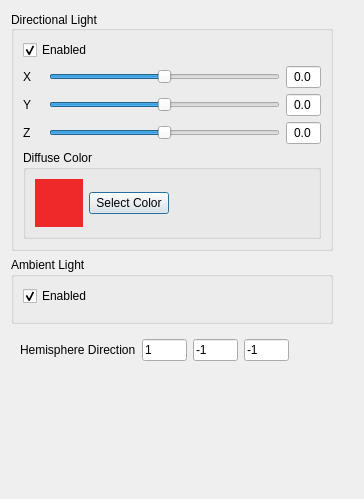
Qt form arpg/arpg-editor/LightDialog.ui (keaton-freude/arpg) before a commit.
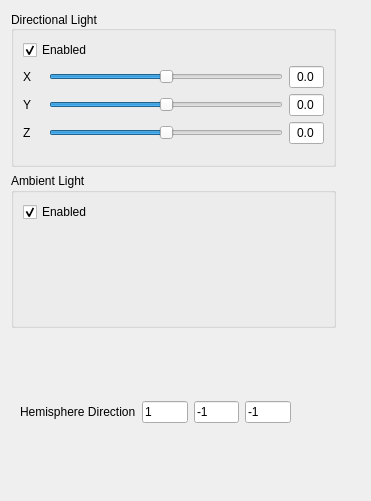
The same form after that commit. Custom widgets are drawn as their Qt base class.

Commit message: Finish upper and lower Hemisphere color widgets

What changed in the file:
```diff
--- a/arpg/arpg-editor/LightDialog.ui
+++ b/arpg/arpg-editor/LightDialog.ui
@@ -6,8 +6,8 @@
    <rect>
     <x>0</x>
     <y>0</y>
-    <width>364</width>
-    <height>499</height>
+    <width>371</width>
+    <height>501</height>
    </rect>
   </property>
   <property name="windowTitle">
@@ -20,6 +20,13 @@
       <string>Ambient Light</string>
      </property>
      <layout class="QGridLayout" name="gridLayout_3">
+      <item row="1" column="1">
+       <widget class="QOgreColorPickerWidget" name="upperHemisphereColor">
+        <property name="colorPickerTitle">
+         <string>Upper Hemisphere Color</string>
+        </property>
+       </widget>
+      </item>
       <item row="0" column="0">
        <widget class="QCheckBox" name="chkAmbientLightEnabled">
         <property name="text">
@@ -227,479 +234,11 @@
         </property>
        </widget>
       </item>
-      <item row="4" column="0" colspan="4">
-       <widget class="QGroupBox" name="groupBox">
-        <property name="maximumSize">
-         <size>
-          <width>500</width>
-          <height>100</height>
-         </size>
-        </property>
-        <property name="title">
+      <item row="4" column="0" colspan="2">
+       <widget class="QOgreColorPickerWidget" name="diffuseColor">
+        <property name="colorPickerTitle">
          <string>Diffuse Color</string>
         </property>
-        <layout class="QHBoxLayout" name="horizontalLayout">
-         <item>
-          <widget class="QWidget" name="diffuseColorWidget" native="true">
-           <property name="minimumSize">
-            <size>
-             <width>48</width>
-             <height>48</height>
-            </size>
-           </property>
-           <property name="maximumSize">
-            <size>
-             <width>48</width>
-             <height>48</height>
-            </size>
-           </property>
-           <property name="palette">
-            <palette>
-             <active>
-              <colorrole role="WindowText">
-               <brush brushstyle="SolidPattern">
-                <color alpha="255">
-                 <red>0</red>
-                 <green>0</green>
-                 <blue>0</blue>
-                </color>
-               </brush>
-              </colorrole>
-              <colorrole role="Button">
-               <brush brushstyle="SolidPattern">
-                <color alpha="255">
-                 <red>239</red>
-                 <green>41</green>
-                 <blue>41</blue>
-                </color>
-               </brush>
-              </colorrole>
-              <colorrole role="Light">
-               <brush brushstyle="SolidPattern">
-                <color alpha="255">
-                 <red>255</red>
-                 <green>147</green>
-                 <blue>147</blue>
-                </color>
-               </brush>
-              </colorrole>
-              <colorrole role="Midlight">
-               <brush brushstyle="SolidPattern">
-                <color alpha="255">
-                 <red>247</red>
-                 <green>94</green>
-                 <blue>94</blue>
-                </color>
-               </brush>
-              </colorrole>
-              <colorrole role="Dark">
-               <brush brushstyle="SolidPattern">
-                <color alpha="255">
-                 <red>119</red>
-                 <green>20</green>
-                 <blue>20</blue>
-                </color>
-               </brush>
-              </colorrole>
-              <colorrole role="Mid">
-               <brush brushstyle="SolidPattern">
-                <color alpha="255">
-                 <red>159</red>
-                 <green>27</green>
-                 <blue>27</blue>
-                </color>
-               </brush>
-              </colorrole>
-              <colorrole role="Text">
-               <brush brushstyle="SolidPattern">
-                <color alpha="255">
-                 <red>0</red>
-                 <green>0</green>
-                 <blue>0</blue>
-                </color>
-               </brush>
-              </colorrole>
-              <colorrole role="BrightText">
-               <brush brushstyle="SolidPattern">
-                <color alpha="255">
-                 <red>255</red>
-                 <green>255</green>
-                 <blue>255</blue>
-                </color>
-               </brush>
-              </colorrole>
-              <colorrole role="ButtonText">
-               <brush brushstyle="SolidPattern">
-                <color alpha="255">
-                 <red>0</red>
-                 <green>0</green>
-                 <blue>0</blue>
-                </color>
-               </brush>
-              </colorrole>
-              <colorrole role="Base">
-               <brush brushstyle="SolidPattern">
-                <color alpha="255">
-                 <red>255</red>
-                 <green>255</green>
-                 <blue>255</blue>
-                </color>
-               </brush>
-              </colorrole>
-              <colorrole role="Window">
-               <brush brushstyle="SolidPattern">
-                <color alpha="255">
-                 <red>239</red>
-                 <green>41</green>
-                 <blue>41</blue>
-                </color>
-               </brush>
-              </colorrole>
-              <colorrole role="Shadow">
-               <brush brushstyle="SolidPattern">
-                <color alpha="255">
-                 <red>0</red>
-                 <green>0</green>
-                 <blue>0</blue>
-                </color>
-               </brush>
-              </colorrole>
-              <colorrole role="AlternateBase">
-               <brush brushstyle="SolidPattern">
-                <color alpha="255">
-                 <red>247</red>
-                 <green>148</green>
-                 <blue>148</blue>
-                </color>
-               </brush>
-              </colorrole>
-              <colorrole role="ToolTipBase">
-               <brush brushstyle="SolidPattern">
-                <color alpha="255">
-                 <red>255</red>
-                 <green>255</green>
-                 <blue>220</blue>
-                </color>
-               </brush>
-              </colorrole>
-              <colorrole role="ToolTipText">
-               <brush brushstyle="SolidPattern">
-                <color alpha="255">
-                 <red>0</red>
-                 <green>0</green>
-                 <blue>0</blue>
-                </color>
-               </brush>
-              </colorrole>
-             </active>
-             <inactive>
-              <colorrole role="WindowText">
-               <brush brushstyle="SolidPattern">
-                <color alpha="255">
-                 <red>0</red>
-                 <green>0</green>
-                 <blue>0</blue>
-                </color>
-               </brush>
-              </colorrole>
-              <colorrole role="Button">
-               <brush brushstyle="SolidPattern">
-                <color alpha="255">
-                 <red>239</red>
-                 <green>41</green>
-                 <blue>41</blue>
-                </color>
-               </brush>
-              </colorrole>
-              <colorrole role="Light">
-               <brush brushstyle="SolidPattern">
-                <color alpha="255">
-                 <red>255</red>
-                 <green>147</green>
-                 <blue>147</blue>
-                </color>
-               </brush>
-              </colorrole>
-              <colorrole role="Midlight">
-               <brush brushstyle="SolidPattern">
-                <color alpha="255">
-                 <red>247</red>
-                 <green>94</green>
-                 <blue>94</blue>
-                </color>
-               </brush>
-              </colorrole>
-              <colorrole role="Dark">
-               <brush brushstyle="SolidPattern">
-                <color alpha="255">
-                 <red>119</red>
-                 <green>20</green>
-                 <blue>20</blue>
-                </color>
-               </brush>
-              </colorrole>
-              <colorrole role="Mid">
-               <brush brushstyle="SolidPattern">
-                <color alpha="255">
-                 <red>159</red>
-                 <green>27</green>
-                 <blue>27</blue>
-                </color>
-               </brush>
-              </colorrole>
-              <colorrole role="Text">
-               <brush brushstyle="SolidPattern">
-                <color alpha="255">
-                 <red>0</red>
-                 <green>0</green>
-                 <blue>0</blue>
-                </color>
-               </brush>
-              </colorrole>
-              <colorrole role="BrightText">
-               <brush brushstyle="SolidPattern">
-                <color alpha="255">
-                 <red>255</red>
-                 <green>255</green>
-                 <blue>255</blue>
-                </color>
-               </brush>
-              </colorrole>
-              <colorrole role="ButtonText">
-               <brush brushstyle="SolidPattern">
-                <color alpha="255">
-                 <red>0</red>
-                 <green>0</green>
-                 <blue>0</blue>
-                </color>
-               </brush>
-              </colorrole>
-              <colorrole role="Base">
-               <brush brushstyle="SolidPattern">
-                <color alpha="255">
-                 <red>255</red>
-                 <green>255</green>
-                 <blue>255</blue>
-                </color>
-               </brush>
-              </colorrole>
-              <colorrole role="Window">
-               <brush brushstyle="SolidPattern">
-                <color alpha="255">
-                 <red>239</red>
-                 <green>41</green>
-                 <blue>41</blue>
-                </color>
-               </brush>
-              </colorrole>
-              <colorrole role="Shadow">
-               <brush brushstyle="SolidPattern">
-                <color alpha="255">
-                 <red>0</red>
-                 <green>0</green>
-                 <blue>0</blue>
-                </color>
-               </brush>
-              </colorrole>
-              <colorrole role="AlternateBase">
-               <brush brushstyle="SolidPattern">
-                <color alpha="255">
-                 <red>247</red>
-                 <green>148</green>
-                 <blue>148</blue>
-                </color>
-               </brush>
-              </colorrole>
-              <colorrole role="ToolTipBase">
-               <brush brushstyle="SolidPattern">
-                <color alpha="255">
-                 <red>255</red>
-                 <green>255</green>
-                 <blue>220</blue>
-                </color>
-               </brush>
-              </colorrole>
-              <colorrole role="ToolTipText">
-               <brush brushstyle="SolidPattern">
-                <color alpha="255">
-                 <red>0</red>
-                 <green>0</green>
-                 <blue>0</blue>
-                </color>
-               </brush>
-              </colorrole>
-             </inactive>
-             <disabled>
-              <colorrole role="WindowText">
-               <brush brushstyle="SolidPattern">
-                <color alpha="255">
-                 <red>119</red>
-                 <green>20</green>
-                 <blue>20</blue>
-                </color>
-               </brush>
-              </colorrole>
-              <colorrole role="Button">
-               <brush brushstyle="SolidPattern">
-                <color alpha="255">
-                 <red>239</red>
-                 <green>41</green>
-                 <blue>41</blue>
-                </color>
-               </brush>
-              </colorrole>
-              <colorrole role="Light">
-               <brush brushstyle="SolidPattern">
-                <color alpha="255">
-                 <red>255</red>
-                 <green>147</green>
-                 <blue>147</blue>
-                </color>
-               </brush>
-              </colorrole>
-              <colorrole role="Midlight">
-               <brush brushstyle="SolidPattern">
-                <color alpha="255">
-                 <red>247</red>
-                 <green>94</green>
-                 <blue>94</blue>
-                </color>
-               </brush>
-              </colorrole>
-              <colorrole role="Dark">
-               <brush brushstyle="SolidPattern">
-                <color alpha="255">
-                 <red>119</red>
-                 <green>20</green>
-                 <blue>20</blue>
-                </color>
-               </brush>
-              </colorrole>
-              <colorrole role="Mid">
-               <brush brushstyle="SolidPattern">
-                <color alpha="255">
-                 <red>159</red>
-                 <green>27</green>
-                 <blue>27</blue>
-                </color>
-               </brush>
-              </colorrole>
-              <colorrole role="Text">
-               <brush brushstyle="SolidPattern">
-                <color alpha="255">
-                 <red>119</red>
-                 <green>20</green>
-                 <blue>20</blue>
-                </color>
-               </brush>
-              </colorrole>
-              <colorrole role="BrightText">
-               <brush brushstyle="SolidPattern">
-                <color alpha="255">
-                 <red>255</red>
-                 <green>255</green>
-                 <blue>255</blue>
-                </color>
-               </brush>
-              </colorrole>
-              <colorrole role="ButtonText">
-               <brush brushstyle="SolidPattern">
-                <color alpha="255">
-                 <red>119</red>
-                 <green>20</green>
-                 <blue>20</blue>
-                </color>
-               </brush>
-              </colorrole>
-              <colorrole role="Base">
-               <brush brushstyle="SolidPattern">
-                <color alpha="255">
-                 <red>239</red>
-                 <green>41</green>
-                 <blue>41</blue>
-                </color>
-               </brush>
-              </colorrole>
-              <colorrole role="Window">
-               <brush brushstyle="SolidPattern">
-                <color alpha="255">
-                 <red>239</red>
-                 <green>41</green>
-                 <blue>41</blue>
-                </color>
-               </brush>
-              </colorrole>
-              <colorrole role="Shadow">
-               <brush brushstyle="SolidPattern">
-                <color alpha="255">
-                 <red>0</red>
-                 <green>0</green>
-                 <blue>0</blue>
-                </color>
-               </brush>
-              </colorrole>
-              <colorrole role="AlternateBase">
-               <brush brushstyle="SolidPattern">
-                <color alpha="255">
-                 <red>239</red>
-                 <green>41</green>
-                 <blue>41</blue>
-                </color>
-               </brush>
-              </colorrole>
-              <colorrole role="ToolTipBase">
-               <brush brushstyle="SolidPattern">
-                <color alpha="255">
-                 <red>255</red>
-                 <green>255</green>
-                 <blue>220</blue>
-                </color>
-               </brush>
-              </colorrole>
-              <colorrole role="ToolTipText">
-               <brush brushstyle="SolidPattern">
-                <color alpha="255">
-                 <red>0</red>
-                 <green>0</green>
-                 <blue>0</blue>
-                </color>
-               </brush>
-              </colorrole>
-             </disabled>
-            </palette>
-           </property>
-           <property name="autoFillBackground">
-            <bool>true</bool>
-           </property>
-          </widget>
-         </item>
-         <item>
-          <widget class="QPushButton" name="btnSelectDiffuseColor">
-           <property name="maximumSize">
-            <size>
-             <width>200</width>
-             <height>16777215</height>
-            </size>
-           </property>
-           <property name="text">
-            <string>Select Color</string>
-           </property>
-          </widget>
-         </item>
-         <item>
-          <spacer name="horizontalSpacer">
-           <property name="orientation">
-            <enum>Qt::Horizontal</enum>
-           </property>
-           <property name="sizeHint" stdset="0">
-            <size>
-             <width>40</width>
-             <height>20</height>
-            </size>
-           </property>
-          </spacer>
-         </item>
-        </layout>
        </widget>
       </item>
      </layout>
@@ -783,19 +322,6 @@
      </layout>
     </widget>
    </item>
-   <item row="3" column="0">
-    <spacer name="verticalSpacer">
-     <property name="orientation">
-      <enum>Qt::Vertical</enum>
-     </property>
-     <property name="sizeHint" stdset="0">
-      <size>
-       <width>20</width>
-       <height>40</height>
-      </size>
-     </property>
-    </spacer>
-   </item>
   </layout>
  </widget>
  <customwidgets>
```
Left out of the diff: 8 changed lines with no effect on the pictures. The commit also changes 14 other files.
